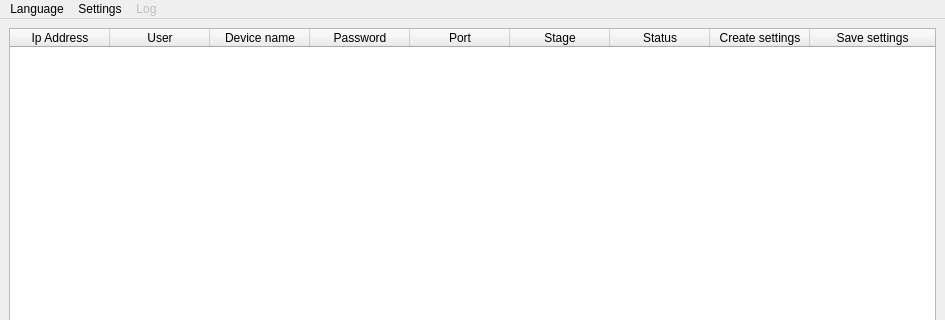
The window that srs/mainwindow.ui (recruit2018/Patcher) describes before a commit, drawn with Qt 5; both pictures show x 0 to 945 and y 0 to 320 of the 945 by 518 pixel window.
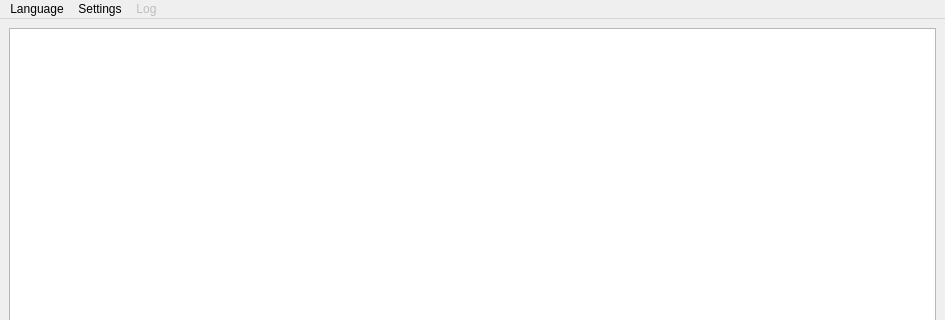
The same window after the commit. Custom widgets are drawn as their Qt base class.

Diff of the .ui file:
```diff
--- a/srs/mainwindow.ui
+++ b/srs/mainwindow.ui
@@ -28,107 +28,7 @@
    </property>
    <layout class="QVBoxLayout" name="verticalLayout">
     <item>
-     <widget class="CommandTable" name="commandtableWidget">
-      <property name="enabled">
-       <bool>true</bool>
-      </property>
-      <property name="sizePolicy">
-       <sizepolicy hsizetype="Expanding" vsizetype="Expanding">
-        <horstretch>0</horstretch>
-        <verstretch>0</verstretch>
-       </sizepolicy>
-      </property>
-      <property name="minimumSize">
-       <size>
-        <width>0</width>
-        <height>0</height>
-       </size>
-      </property>
-      <property name="maximumSize">
-       <size>
-        <width>1980</width>
-        <height>1024</height>
-       </size>
-      </property>
-      <property name="baseSize">
-       <size>
-        <width>0</width>
-        <height>0</height>
-       </size>
-      </property>
-      <property name="autoFillBackground">
-       <bool>false</bool>
-      </property>
-      <property name="verticalScrollBarPolicy">
-       <enum>Qt::ScrollBarAsNeeded</enum>
-      </property>
-      <property name="horizontalScrollBarPolicy">
-       <enum>Qt::ScrollBarAsNeeded</enum>
-      </property>
-      <property name="sizeAdjustPolicy">
-       <enum>QAbstractScrollArea::AdjustIgnored</enum>
-      </property>
-      <property name="autoScroll">
-       <bool>true</bool>
-      </property>
-      <property name="verticalScrollMode">
-       <enum>QAbstractItemView::ScrollPerItem</enum>
-      </property>
-      <attribute name="horizontalHeaderCascadingSectionResizes">
-       <bool>true</bool>
-      </attribute>
-      <attribute name="horizontalHeaderDefaultSectionSize">
-       <number>100</number>
-      </attribute>
-      <attribute name="horizontalHeaderStretchLastSection">
-       <bool>true</bool>
-      </attribute>
-      <column>
-       <property name="text">
-        <string>Ip Address</string>
-       </property>
-      </column>
-      <column>
-       <property name="text">
-        <string>User</string>
-       </property>
-      </column>
-      <column>
-       <property name="text">
-        <string>Device name</string>
-       </property>
-      </column>
-      <column>
-       <property name="text">
-        <string>Password</string>
-       </property>
-      </column>
-      <column>
-       <property name="text">
-        <string>Port</string>
-       </property>
-      </column>
-      <column>
-       <property name="text">
-        <string>Stage</string>
-       </property>
-      </column>
-      <column>
-       <property name="text">
-        <string>Status</string>
-       </property>
-      </column>
-      <column>
-       <property name="text">
-        <string notr="true">Create settings</string>
-       </property>
-      </column>
-      <column>
-       <property name="text">
-        <string>Save settings</string>
-       </property>
-      </column>
-     </widget>
+     <widget class="QTableView" name="tableView"/>
     </item>
     <item>
      <widget class="QPushButton" name="But_add_device">
@@ -216,13 +116,6 @@
    </property>
   </action>
  </widget>
- <customwidgets>
-  <customwidget>
-   <class>CommandTable</class>
-   <extends>QTableWidget</extends>
-   <header>commandtable.h</header>
-  </customwidget>
- </customwidgets>
  <resources/>
  <connections/>
 </ui>
```
Left out of the diff: 2 changed lines with no effect on the pictures.
